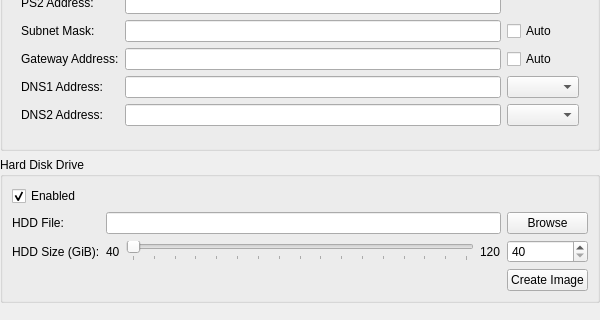
This is pcsx2-qt/Settings/DEV9SettingsWidget.ui in PCSX2/pcsx2 as Qt 5 draws it before an edit; both pictures show x 0 to 600 and y 180 to 500 of the 600 by 500 pixel window. The edited form follows.
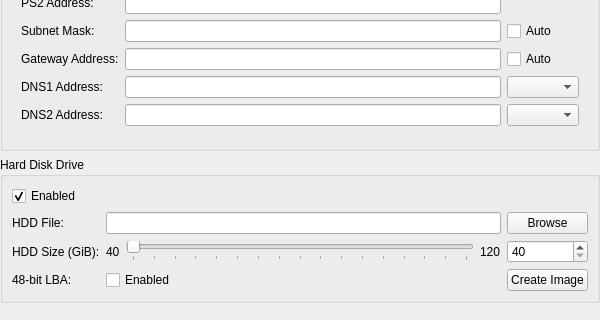
This is the edited form.

The edit to the form file:
```diff
--- a/pcsx2-qt/Settings/DEV9SettingsWidget.ui
+++ b/pcsx2-qt/Settings/DEV9SettingsWidget.ui
@@ -365,6 +365,20 @@
         </property>
        </widget>
       </item>
+      <item row="4" column="0">
+       <widget class="QLabel" name="hddLBA48Label">
+        <property name="text">
+         <string>48-bit LBA:</string>
+        </property>
+       </widget>
+      </item>
+      <item row="4" column="1">
+       <widget class="QCheckBox" name="hddLBA48">
+        <property name="text">
+         <string>Enabled</string>
+        </property>
+       </widget>
+      </item>
      </layout>
     </widget>
    </item>
```
